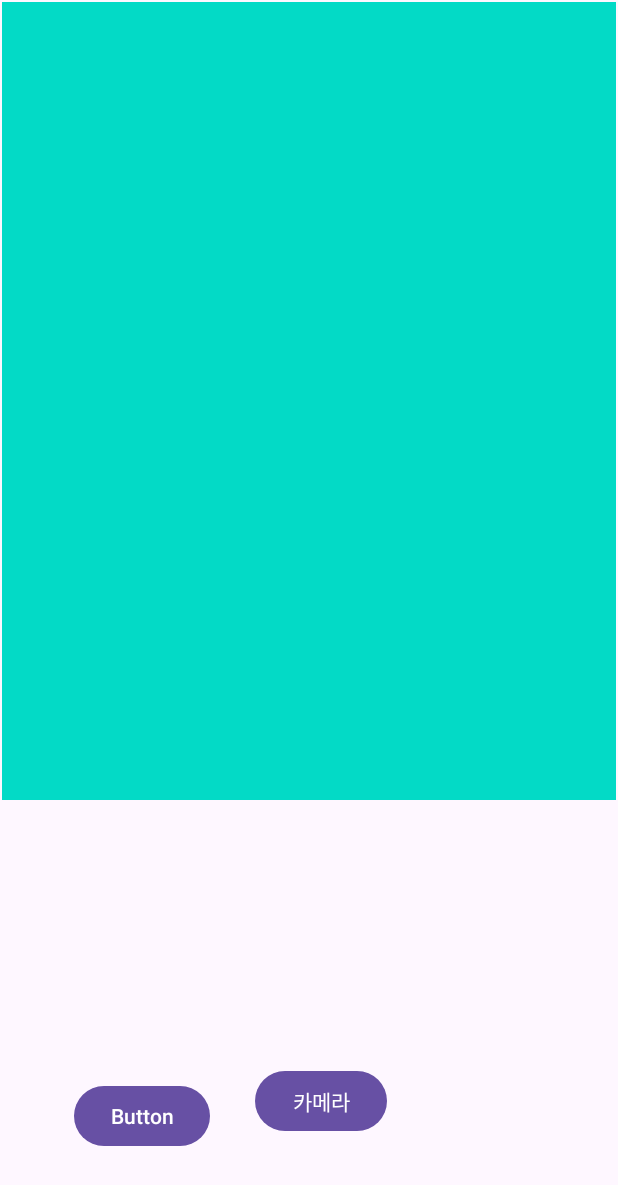
After one commit to RealSan1/MiniGame, an Android app: the FindColor screen opened directly, with no data from a screen before it, on a phone screen of 412 x 824 dp. The commit adds this screen. Shown: the top 1185 px of the screen. Run offline under Robolectric (Android 15) with nearby library versions, the phone set to English and light mode, and no system bars.

Commit message:
Find_Color

```diff
--- /dev/null
+++ b/app/src/main/java/com/inhatc/minigame_application/FindColor.java
@@ -0,0 +1,108 @@
+package com.inhatc.minigame_application;
+
+import android.app.Activity;
+import android.content.ActivityNotFoundException;
+import android.content.ContentResolver;
+import android.content.Context;
+import android.content.Intent;
+import android.graphics.Bitmap;
+import android.net.Uri;
+import android.os.Bundle;
+import android.os.Environment;
+import android.provider.MediaStore;
+import android.util.Log;
+import android.view.View;
+import android.widget.Button;
+import android.widget.ImageView;
+import android.widget.Toast;
+
+import androidx.activity.EdgeToEdge;
+import androidx.annotation.Nullable;
+import androidx.appcompat.app.AppCompatActivity;
+import androidx.core.content.FileProvider;
+import androidx.core.graphics.Insets;
+import androidx.core.view.ViewCompat;
+import androidx.core.view.WindowInsetsCompat;
+
+import java.io.File;
+import java.io.FileOutputStream;
+import java.io.IOException;
+import java.text.SimpleDateFormat;
+import java.util.Date;
+
+public class FindColor extends AppCompatActivity {
+
+    private static final int pic_id = 123;
+    Button Cbtn;
+    ImageView imageView;
+
+    @Override
+    protected void onCreate(Bundle savedInstanceState) {
+        super.onCreate(savedInstanceState);
+        EdgeToEdge.enable(this);
+        setContentView(R.layout.activity_find_color);
+
+        Cbtn = findViewById(R.id.Cbtn);
+        imageView = findViewById(R.id.imageView);
+        Cbtn.setOnClickListener(new View.OnClickListener() {
+            @Override
+            public void onClick(View view) {
+                camera();
+            }
+        });
+
+        Button NextBtn = (Button) findViewById(R.id.button2);
+        NextBtn.setOnClickListener(new View.OnClickListener(){
+
+            @Override
+            public void onClick(View view){
+                Intent intent = new Intent(getApplicationContext(), minigame_result.class);
+                startActivity(intent);
+
+            }
+        });
+
+        ViewCompat.setOnApplyWindowInsetsListener(findViewById(R.id.main), (v, insets) -> {
+            Insets systemBars = insets.getInsets(WindowInsetsCompat.Type.systemBars());
+            v.setPadding(systemBars.left, systemBars.top, systemBars.right, systemBars.bottom);
+            return insets;
+        });
+
+        Log.d("FindColor", "onCreate");
+    }
+
+    public void camera() {
+        Log.d("FindColor", "카메라 버튼 클릭");
+        Intent camera_intent = new Intent(MediaStore.ACTION_IMAGE_CAPTURE);
+        // Start the activity with camera_intent, and request pic id
+        startActivityForResult(camera_intent, pic_id);
+    }
+
+    @Override
+    protected void onActivityResult(int requestCode, int resultCode, Intent data) {
+        super.onActivityResult(requestCode, resultCode, data);
+        if (requestCode == pic_id) {
+            Bitmap photo = (Bitmap) data.getExtras().get("data");
+            Log.d("Bitmap", photo.toString());
+            imageView.setImageBitmap(photo);
+            saveBitmapAsJpeg(photo);
+        }
+    }
+
+    private void saveBitmapAsJpeg(Bitmap bitmap) {
+        // 내부 저장소에 저장할 파일 경로 설정
+        File imageFile = new File(getFilesDir(), "image.jpg");
+
+        try {
+            // 비트맵을 JPEG 파일로 압축하여 내부 저장소에 저장
+            FileOutputStream fos = openFileOutput("image.jpg", Context.MODE_PRIVATE);
+            bitmap.compress(Bitmap.CompressFormat.JPEG, 100, fos);
+            fos.close();
+            Toast.makeText(this, "이미지가 JPEG 파일로 내부 저장소에 저장되었습니다.", Toast.LENGTH_SHORT).show();
+            Log.d("FilePath", "이미지 파일이 저장된 경로: " + imageFile.getAbsolutePath());
+        } catch (IOException e) {
+            e.printStackTrace();
+            Toast.makeText(this, "이미지 저장 실패", Toast.LENGTH_SHORT).show();
+        }
+    }
+}
--- /dev/null
+++ b/app/src/main/res/layout/activity_find_color.xml
@@ -0,0 +1,60 @@
+<?xml version="1.0" encoding="utf-8"?>
+<androidx.constraintlayout.widget.ConstraintLayout xmlns:android="http://schemas.android.com/apk/res/android"
+    xmlns:app="http://schemas.android.com/apk/res-auto"
+    xmlns:tools="http://schemas.android.com/tools"
+    android:id="@+id/main"
+    android:layout_width="match_parent"
+    android:layout_height="match_parent"
+    tools:context=".FindColor">
+
+    <Button
+        android:id="@+id/Cbtn"
+        android:layout_width="88dp"
+        android:layout_height="wrap_content"
+        android:layout_marginStart="170dp"
+        android:layout_marginEnd="154dp"
+        android:layout_marginBottom="5dp"
+        android:onClick="capturePhoto"
+        android:text="카메라"
+        app:layout_constraintBottom_toBottomOf="parent"
+        app:layout_constraintEnd_toEndOf="parent"
+        app:layout_constraintHorizontal_bias="0.0"
+        app:layout_constraintStart_toStartOf="parent"
+        app:layout_constraintTop_toTopOf="parent"
+        app:layout_constraintVertical_bias="0.921" />
+
+    <LinearLayout
+        android:layout_width="409dp"
+        android:layout_height="532dp"
+        android:layout_marginStart="1dp"
+        android:layout_marginTop="1dp"
+        android:layout_marginEnd="1dp"
+        android:orientation="horizontal"
+        app:layout_constraintEnd_toEndOf="parent"
+        app:layout_constraintStart_toStartOf="parent"
+        app:layout_constraintTop_toTopOf="parent">
+
+        <ImageView
+            android:id="@+id/imageView"
+            android:layout_width="match_parent"
+            android:layout_height="match_parent"
+            android:layout_weight="1"
+            app:layout_constraintEnd_toEndOf="parent"
+            app:layout_constraintStart_toStartOf="parent"
+            app:srcCompat="@color/design_default_color_secondary" />
+    </LinearLayout>
+
+    <Button
+        android:id="@+id/button2"
+        android:layout_width="wrap_content"
+        android:layout_height="wrap_content"
+        android:layout_marginStart="49dp"
+        android:layout_marginEnd="30dp"
+        android:layout_marginBottom="56dp"
+        android:text="Button"
+        app:layout_constraintBottom_toBottomOf="parent"
+        app:layout_constraintEnd_toStartOf="@+id/Cbtn"
+        app:layout_constraintHorizontal_bias="0.0"
+        app:layout_constraintStart_toStartOf="parent" />
+
+</androidx.constraintlayout.widget.ConstraintLayout>
--- /dev/null
+++ b/app/src/main/res/xml/file_paths.xml
@@ -0,0 +1,4 @@
+<?xml version="1.0" encoding="utf-8"?>
+<paths xmlns:android="http://schemas.android.com/apk/res/android">
+    <external-files-path name="my_images" path="images/" />
+</paths>
```
Also changed, not shown: app/src/main/AndroidManifest.xml (+23 -0 lines), app/src/main/java/com/inhatc/minigame_application/MainActivity.java (+14 -0 lines), app/src/main/java/com/inhatc/minigame_application/Pick.java (added, +66 -0 lines), app/src/main/java/com/inhatc/minigame_application/minigame_result.java (added, +48 -0 lines), app/src/main/res/layout/activity_main.xml (+14 -0 lines), app/src/main/res/layout/activity_minigame_result.xml (added, +30 -0 lines).
